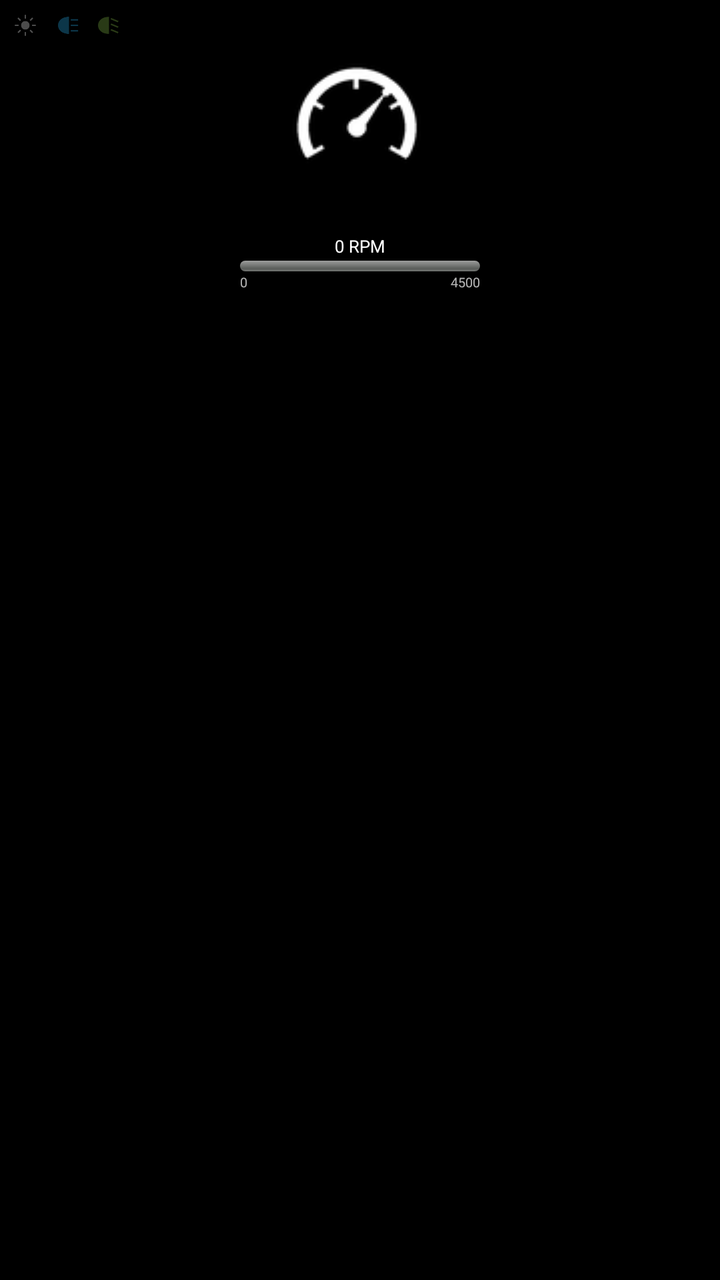
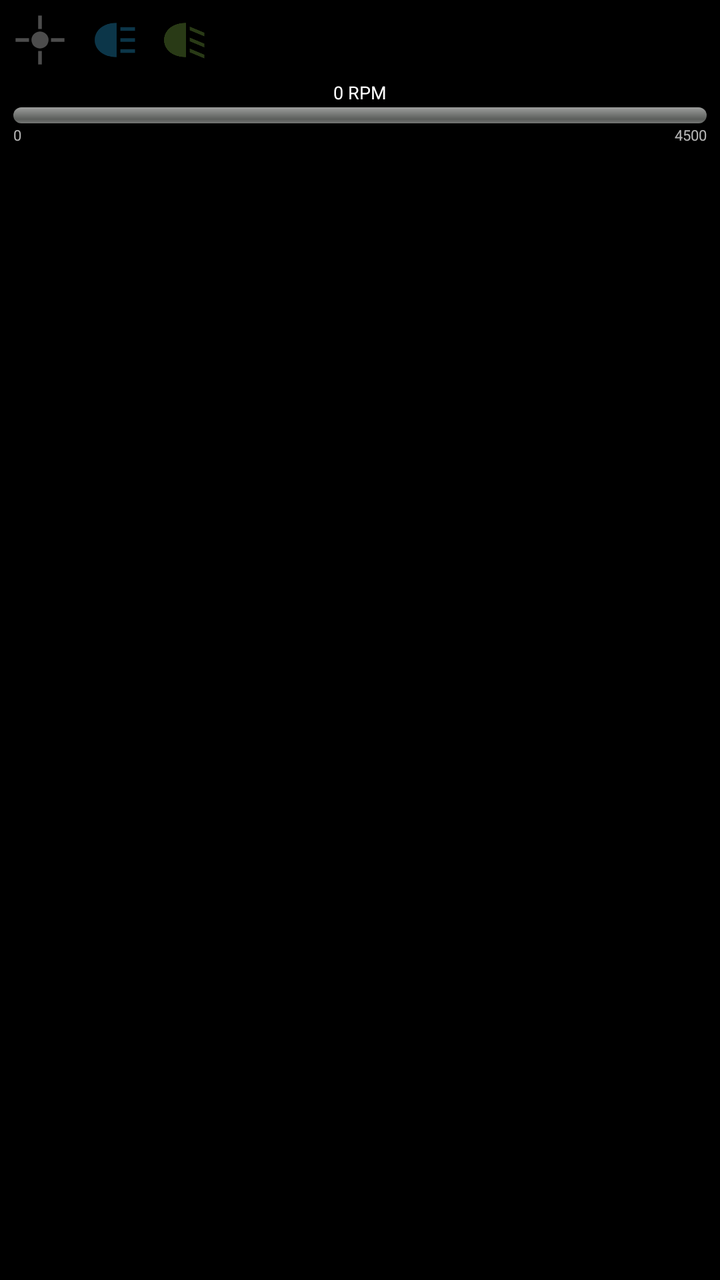

Compare the two renders of this Android layout. The source of the first and the diff that turns it into the second are given below.
<!-- AndroidManifest.xml: application theme FullscreenTheme -->
<!-- res/layout/mileage_layout.xml -->
<?xml version="1.0" encoding="utf-8"?>
<FrameLayout android:layout_width="match_parent" android:layout_height="match_parent"
  xmlns:android="http://schemas.android.com/apk/res/android">

    
    <LinearLayout android:layout_gravity="center" android:orientation="vertical" android:layout_width="wrap_content" android:layout_height="wrap_content">

        <LinearLayout android:gravity="center" android:orientation="horizontal" android:layout_width="match_parent" android:layout_height="wrap_content">
            <TextView android:textSize="30.0px" android:textColor="#ffff" android:id="@id/mileage" android:layout_width="wrap_content" android:layout_height="wrap_content" />
        </LinearLayout>

        <LinearLayout android:gravity="center" android:orientation="horizontal" android:layout_width="match_parent" android:layout_height="wrap_content" android:layout_marginTop="30.0px">
            <ImageView android:layout_width="wrap_content" android:layout_height="wrap_content" android:src="@drawable/icon_speed" />
            <TextView android:textSize="30.0px" android:textColor="#ffff" android:id="@id/speed" android:layout_width="wrap_content" android:layout_height="wrap_content" android:layout_marginLeft="10.0px" />
        </LinearLayout>

        
        <LinearLayout android:orientation="vertical" android:layout_width="360.0px" android:layout_height="wrap_content" android:layout_gravity="center_horizontal" android:layout_marginTop="40.0px">
            <TextView android:id="@id/rpm_value" android:textSize="26.0px" android:textColor="#ffff" android:gravity="center" android:layout_width="match_parent" android:layout_height="wrap_content" android:text="0 RPM" />
            <ProgressBar style="@android:style/Widget.ProgressBar.Horizontal" android:id="@id/rpm_bar" android:layout_width="match_parent" android:layout_height="16.0px" android:layout_marginTop="4.0px" android:max="4500" android:progress="0" android:progressTint="#ffd50000" android:backgroundTint="#40ffffff" />
            <LinearLayout android:orientation="horizontal" android:layout_width="match_parent" android:layout_height="wrap_content" android:layout_marginTop="2.0px">
                <TextView android:textSize="20.0px" android:textColor="#b3ffffff" android:layout_width="wrap_content" android:layout_height="wrap_content" android:text="0" />
                <View android:layout_width="0.0px" android:layout_height="wrap_content" android:layout_weight="1.0" />
                <TextView android:textSize="20.0px" android:textColor="#b3ffffff" android:layout_width="wrap_content" android:layout_height="wrap_content" android:text="4500" />
            </LinearLayout>
        </LinearLayout>

        
        <ImageView android:id="@id/steering_wheel" android:layout_width="120.0px" android:layout_height="120.0px" android:layout_gravity="center_horizontal" android:layout_marginTop="30.0px" android:src="@drawable/icon_steering_wheel" />

    </LinearLayout>

    
    <LinearLayout android:layout_gravity="top|left" android:orientation="horizontal" android:layout_width="wrap_content" android:layout_height="wrap_content" android:padding="16.0px">
        <ImageView android:id="@id/img_pos_light" android:layout_width="44.0px" android:layout_height="44.0px" android:alpha="0.3" android:src="@drawable/icon_pos_light" />
        <ImageView android:id="@id/img_high_beam" android:layout_width="44.0px" android:layout_height="44.0px" android:layout_marginLeft="16.0px" android:alpha="0.3" android:src="@drawable/icon_high_beam" />
        <ImageView android:id="@id/img_low_beam" android:layout_width="44.0px" android:layout_height="44.0px" android:layout_marginLeft="16.0px" android:alpha="0.3" android:src="@drawable/icon_low_beam" />
    </LinearLayout>

</FrameLayout>
<!-- resources referenced by this layout -->
<resources>
  <!-- drawable icon_high_beam (drawable) -->
  <?xml version="1.0" encoding="utf-8"?>
  <vector xmlns:android="http://schemas.android.com/apk/res/android"
      android:width="48px"
      android:height="48px"
      android:viewportWidth="48"
      android:viewportHeight="48">
      
      <path
          android:fillColor="#FF29B6F6"
          android:pathData="M30,10 L30,38 C6,38 6,10 30,10 Z" />
      
      <path android:strokeColor="#FF29B6F6" android:strokeWidth="2.5" android:pathData="M33,15 L45,15" />
      <path android:strokeColor="#FF29B6F6" android:strokeWidth="2.5" android:pathData="M33,24 L45,24" />
      <path android:strokeColor="#FF29B6F6" android:strokeWidth="2.5" android:pathData="M33,33 L45,33" />
  </vector>
  <!-- drawable icon_low_beam (drawable) -->
  <?xml version="1.0" encoding="utf-8"?>
  <vector xmlns:android="http://schemas.android.com/apk/res/android"
      android:width="48px"
      android:height="48px"
      android:viewportWidth="48"
      android:viewportHeight="48">
      
      <path
          android:fillColor="#FF8BC34A"
          android:pathData="M30,10 L30,38 C6,38 6,10 30,10 Z" />
      
      <path android:strokeColor="#FF8BC34A" android:strokeWidth="2.5" android:pathData="M33,13 L45,18" />
      <path android:strokeColor="#FF8BC34A" android:strokeWidth="2.5" android:pathData="M33,22 L45,27" />
      <path android:strokeColor="#FF8BC34A" android:strokeWidth="2.5" android:pathData="M33,31 L45,36" />
  </vector>
  <!-- drawable icon_pos_light (drawable) -->
  <?xml version="1.0" encoding="utf-8"?>
  <vector xmlns:android="http://schemas.android.com/apk/res/android"
      android:width="48px"
      android:height="48px"
      android:viewportWidth="48"
      android:viewportHeight="48">
      
      <path
          android:fillColor="#FFFFFFFF"
          android:pathData="M24,17 A7,7 0 1,0 24.01,17 Z" />
      
      <path android:strokeColor="#FFFFFFFF" android:strokeWidth="2.5" android:pathData="M35,24 L41,24" />
      <path android:strokeColor="#FFFFFFFF" android:strokeWidth="2.5" android:pathData="M13,24 L7,24" />
      <path android:strokeColor="#FFFFFFFF" android:strokeWidth="2.5" android:pathData="M24,35 L24,41" />
      <path android:strokeColor="#FFFFFFFF" android:strokeWidth="2.5" android:pathData="M24,13 L24,7" />
      <path android:strokeColor="#FFFFFFFF" android:strokeWidth="2.5" android:pathData="M31.8,31.8 L36,36" />
      <path android:strokeColor="#FFFFFFFF" android:strokeWidth="2.5" android:pathData="M16.2,16.2 L12,12" />
      <path android:strokeColor="#FFFFFFFF" android:strokeWidth="2.5" android:pathData="M31.8,16.2 L36,12" />
      <path android:strokeColor="#FFFFFFFF" android:strokeWidth="2.5" android:pathData="M16.2,31.8 L12,36" />
  </vector>
  <!-- drawable icon_steering_wheel (drawable) -->
  <?xml version="1.0" encoding="utf-8"?>
  <vector xmlns:android="http://schemas.android.com/apk/res/android"
      android:width="48px"
      android:height="48px"
      android:viewportWidth="48"
      android:viewportHeight="48">
      
      <path
          android:strokeColor="#FFFFFFFF"
          android:strokeWidth="3"
          android:pathData="M24,4 A20,20 0 1,0 24.01,4 Z" />
      
      <path android:strokeColor="#FFFFFFFF" android:strokeWidth="3" android:pathData="M8,24 L19,24" />
      <path android:strokeColor="#FFFFFFFF" android:strokeWidth="3" android:pathData="M29,24 L40,24" />
      <path android:strokeColor="#FFFFFFFF" android:strokeWidth="3" android:pathData="M24,29 L24,40" />
      
      <path
          android:fillColor="#FFFFFFFF"
          android:pathData="M24,19 A5,5 0 1,0 24.01,19 Z" />
      
      <path
          android:fillColor="#FFFFFFFF"
          android:pathData="M24,2 L20,9 L28,9 Z" />
  </vector>
  <!-- unchanged entries left out for length: 2 -->
</resources>

<!-- the commit's change to res/layout/mileage_layout.xml (unified diff, before → after) -->
@@ -1,40 +1,35 @@
 <?xml version="1.0" encoding="utf-8"?>
-<FrameLayout android:layout_width="match_parent" android:layout_height="match_parent"
+<LinearLayout android:orientation="vertical" android:layout_width="match_parent" android:layout_height="match_parent"
   xmlns:android="http://schemas.android.com/apk/res/android">
 
     
-    <LinearLayout android:layout_gravity="center" android:orientation="vertical" android:layout_width="wrap_content" android:layout_height="wrap_content">
+    <LinearLayout android:orientation="horizontal" android:layout_width="wrap_content" android:layout_height="wrap_content" android:padding="16.0px">
+        <ImageView android:id="@id/img_pos_light" android:layout_width="88.0px" android:layout_height="88.0px" android:alpha="0.3" android:src="@drawable/icon_pos_light" />
+        <ImageView android:id="@id/img_high_beam" android:layout_width="88.0px" android:layout_height="88.0px" android:layout_marginLeft="16.0px" android:alpha="0.3" android:src="@drawable/icon_high_beam" />
+        <ImageView android:id="@id/img_low_beam" android:layout_width="88.0px" android:layout_height="88.0px" android:layout_marginLeft="16.0px" android:alpha="0.3" android:src="@drawable/icon_low_beam" />
+    </LinearLayout>
 
-        <LinearLayout android:gravity="center" android:orientation="horizontal" android:layout_width="match_parent" android:layout_height="wrap_content">
-            <TextView android:textSize="30.0px" android:textColor="#ffff" android:id="@id/mileage" android:layout_width="wrap_content" android:layout_height="wrap_content" />
+    
+    <LinearLayout android:orientation="vertical" android:gravity="center" android:layout_width="match_parent" android:layout_height="0.0px" android:layout_weight="1.0">
+
+        <ImageView android:id="@id/tyre_angle" android:layout_width="120.0px" android:layout_height="120.0px" android:layout_gravity="center_horizontal" android:src="@drawable/icon_tyre_angle" />
+
+        <LinearLayout android:gravity="center" android:orientation="horizontal" android:layout_width="wrap_content" android:layout_height="wrap_content" android:layout_marginTop="24.0px">
+            <ImageView android:layout_width="wrap_content" android:layout_height="wrap_content" android:src="@drawable/icon_speed" />
+            <TextView android:textSize="31.0px" android:textColor="#ffff" android:id="@id/speed" android:layout_width="wrap_content" android:layout_height="wrap_content" android:layout_marginLeft="10.0px" />
         </LinearLayout>
-
-        <LinearLayout android:gravity="center" android:orientation="horizontal" android:layout_width="match_parent" android:layout_height="wrap_content" android:layout_marginTop="30.0px">
-            <ImageView android:layout_width="wrap_content" android:layout_height="wrap_content" android:src="@drawable/icon_speed" />
-            <TextView android:textSize="30.0px" android:textColor="#ffff" android:id="@id/speed" android:layout_width="wrap_content" android:layout_height="wrap_content" android:layout_marginLeft="10.0px" />
-        </LinearLayout>
-
-        
-        <LinearLayout android:orientation="vertical" android:layout_width="360.0px" android:layout_height="wrap_content" android:layout_gravity="center_horizontal" android:layout_marginTop="40.0px">
-            <TextView android:id="@id/rpm_value" android:textSize="26.0px" android:textColor="#ffff" android:gravity="center" android:layout_width="match_parent" android:layout_height="wrap_content" android:text="0 RPM" />
-            <ProgressBar style="@android:style/Widget.ProgressBar.Horizontal" android:id="@id/rpm_bar" android:layout_width="match_parent" android:layout_height="16.0px" android:layout_marginTop="4.0px" android:max="4500" android:progress="0" android:progressTint="#ffd50000" android:backgroundTint="#40ffffff" />
-            <LinearLayout android:orientation="horizontal" android:layout_width="match_parent" android:layout_height="wrap_content" android:layout_marginTop="2.0px">
-                <TextView android:textSize="20.0px" android:textColor="#b3ffffff" android:layout_width="wrap_content" android:layout_height="wrap_content" android:text="0" />
-                <View android:layout_width="0.0px" android:layout_height="wrap_content" android:layout_weight="1.0" />
-                <TextView android:textSize="20.0px" android:textColor="#b3ffffff" android:layout_width="wrap_content" android:layout_height="wrap_content" android:text="4500" />
-            </LinearLayout>
-        </LinearLayout>
-
-        
-        <ImageView android:id="@id/steering_wheel" android:layout_width="120.0px" android:layout_height="120.0px" android:layout_gravity="center_horizontal" android:layout_marginTop="30.0px" android:src="@drawable/icon_steering_wheel" />
 
     </LinearLayout>
 
     
-    <LinearLayout android:layout_gravity="top|left" android:orientation="horizontal" android:layout_width="wrap_content" android:layout_height="wrap_content" android:padding="16.0px">
-        <ImageView android:id="@id/img_pos_light" android:layout_width="44.0px" android:layout_height="44.0px" android:alpha="0.3" android:src="@drawable/icon_pos_light" />
-        <ImageView android:id="@id/img_high_beam" android:layout_width="44.0px" android:layout_height="44.0px" android:layout_marginLeft="16.0px" android:alpha="0.3" android:src="@drawable/icon_high_beam" />
-        <ImageView android:id="@id/img_low_beam" android:layout_width="44.0px" android:layout_height="44.0px" android:layout_marginLeft="16.0px" android:alpha="0.3" android:src="@drawable/icon_low_beam" />
+    <LinearLayout android:orientation="vertical" android:layout_width="match_parent" android:layout_height="wrap_content" android:layout_marginLeft="20.0px" android:layout_marginRight="20.0px" android:layout_marginBottom="16.0px">
+        <TextView android:id="@id/rpm_value" android:textSize="27.0px" android:textColor="#ffff" android:gravity="center" android:layout_width="match_parent" android:layout_height="wrap_content" android:text="0 RPM" />
+        <ProgressBar style="@android:style/Widget.ProgressBar.Horizontal" android:id="@id/rpm_bar" android:layout_width="match_parent" android:layout_height="24.0px" android:layout_marginTop="4.0px" android:max="4500" android:progress="0" android:progressTint="#ffd50000" android:backgroundTint="#40ffffff" />
+        <LinearLayout android:orientation="horizontal" android:layout_width="match_parent" android:layout_height="wrap_content" android:layout_marginTop="2.0px">
+            <TextView android:textSize="22.0px" android:textColor="#b3ffffff" android:layout_width="wrap_content" android:layout_height="wrap_content" android:text="0" />
+            <View android:layout_width="0.0px" android:layout_height="wrap_content" android:layout_weight="1.0" />
+            <TextView android:textSize="22.0px" android:textColor="#b3ffffff" android:layout_width="wrap_content" android:layout_height="wrap_content" android:text="4500" />
+        </LinearLayout>
     </LinearLayout>
 
-</FrameLayout>
+</LinearLayout>
<!-- resource entries referenced after the edit -->
@@ -8,13 +8,11 @@
       android:viewportWidth="48"
       android:viewportHeight="48">
       
-      <path
-          android:fillColor="#FF29B6F6"
-          android:pathData="M30,10 L30,38 C6,38 6,10 30,10 Z" />
+      <path android:fillColor="#FF29B6F6" android:pathData="M30,10 L30,38 C6,38 6,10 30,10 Z" />
       
-      <path android:strokeColor="#FF29B6F6" android:strokeWidth="2.5" android:pathData="M33,15 L45,15" />
-      <path android:strokeColor="#FF29B6F6" android:strokeWidth="2.5" android:pathData="M33,24 L45,24" />
-      <path android:strokeColor="#FF29B6F6" android:strokeWidth="2.5" android:pathData="M33,33 L45,33" />
+      <path android:fillColor="#FF29B6F6" android:pathData="M33,13.5 L45,13.5 L45,16.5 L33,16.5 Z" />
+      <path android:fillColor="#FF29B6F6" android:pathData="M33,22.5 L45,22.5 L45,25.5 L33,25.5 Z" />
+      <path android:fillColor="#FF29B6F6" android:pathData="M33,31.5 L45,31.5 L45,34.5 L33,34.5 Z" />
   </vector>
   <!-- drawable icon_low_beam (drawable) -->
   <?xml version="1.0" encoding="utf-8"?>
@@ -24,13 +22,11 @@
       android:viewportWidth="48"
       android:viewportHeight="48">
       
-      <path
-          android:fillColor="#FF8BC34A"
-          android:pathData="M30,10 L30,38 C6,38 6,10 30,10 Z" />
+      <path android:fillColor="#FF8BC34A" android:pathData="M30,10 L30,38 C6,38 6,10 30,10 Z" />
       
-      <path android:strokeColor="#FF8BC34A" android:strokeWidth="2.5" android:pathData="M33,13 L45,18" />
-      <path android:strokeColor="#FF8BC34A" android:strokeWidth="2.5" android:pathData="M33,22 L45,27" />
-      <path android:strokeColor="#FF8BC34A" android:strokeWidth="2.5" android:pathData="M33,31 L45,36" />
+      <path android:fillColor="#FF8BC34A" android:pathData="M33,13 L45,18 L45,21 L33,16 Z" />
+      <path android:fillColor="#FF8BC34A" android:pathData="M33,22 L45,27 L45,30 L33,25 Z" />
+      <path android:fillColor="#FF8BC34A" android:pathData="M33,31 L45,36 L45,39 L33,34 Z" />
   </vector>
   <!-- drawable icon_pos_light (drawable) -->
   <?xml version="1.0" encoding="utf-8"?>
@@ -40,20 +36,14 @@
       android:viewportWidth="48"
       android:viewportHeight="48">
       
-      <path
-          android:fillColor="#FFFFFFFF"
-          android:pathData="M24,17 A7,7 0 1,0 24.01,17 Z" />
+      <path android:fillColor="#FFFFFFFF" android:pathData="M24,17 A7,7 0 1,0 24.01,17 Z" />
       
-      <path android:strokeColor="#FFFFFFFF" android:strokeWidth="2.5" android:pathData="M35,24 L41,24" />
-      <path android:strokeColor="#FFFFFFFF" android:strokeWidth="2.5" android:pathData="M13,24 L7,24" />
-      <path android:strokeColor="#FFFFFFFF" android:strokeWidth="2.5" android:pathData="M24,35 L24,41" />
-      <path android:strokeColor="#FFFFFFFF" android:strokeWidth="2.5" android:pathData="M24,13 L24,7" />
-      <path android:strokeColor="#FFFFFFFF" android:strokeWidth="2.5" android:pathData="M31.8,31.8 L36,36" />
-      <path android:strokeColor="#FFFFFFFF" android:strokeWidth="2.5" android:pathData="M16.2,16.2 L12,12" />
-      <path android:strokeColor="#FFFFFFFF" android:strokeWidth="2.5" android:pathData="M31.8,16.2 L36,12" />
-      <path android:strokeColor="#FFFFFFFF" android:strokeWidth="2.5" android:pathData="M16.2,31.8 L12,36" />
+      <path android:fillColor="#FFFFFFFF" android:pathData="M33,22.5 L44,22.5 L44,25.5 L33,25.5 Z" />
+      <path android:fillColor="#FFFFFFFF" android:pathData="M4,22.5 L15,22.5 L15,25.5 L4,25.5 Z" />
+      <path android:fillColor="#FFFFFFFF" android:pathData="M22.5,4 L25.5,4 L25.5,15 L22.5,15 Z" />
+      <path android:fillColor="#FFFFFFFF" android:pathData="M22.5,33 L25.5,33 L25.5,44 L22.5,44 Z" />
   </vector>
-  <!-- drawable icon_steering_wheel (drawable) -->
+  <!-- drawable icon_tyre_angle (drawable) -->
   <?xml version="1.0" encoding="utf-8"?>
   <vector xmlns:android="http://schemas.android.com/apk/res/android"
       android:width="48px"
@@ -61,22 +51,11 @@
       android:viewportWidth="48"
       android:viewportHeight="48">
       
-      <path
-          android:strokeColor="#FFFFFFFF"
-          android:strokeWidth="3"
-          android:pathData="M24,4 A20,20 0 1,0 24.01,4 Z" />
+      <path android:fillColor="#FFFFFFFF" android:pathData="M12,21 L36,21 L36,27 L12,27 Z" />
       
-      <path android:strokeColor="#FFFFFFFF" android:strokeWidth="3" android:pathData="M8,24 L19,24" />
-      <path android:strokeColor="#FFFFFFFF" android:strokeWidth="3" android:pathData="M29,24 L40,24" />
-      <path android:strokeColor="#FFFFFFFF" android:strokeWidth="3" android:pathData="M24,29 L24,40" />
+      <path android:fillColor="#FFFFFFFF" android:pathData="M7,13 Q7,8 12,8 Q17,8 17,13 L17,35 Q17,40 12,40 Q7,40 7,35 Z" />
       
-      <path
-          android:fillColor="#FFFFFFFF"
-          android:pathData="M24,19 A5,5 0 1,0 24.01,19 Z" />
-      
-      <path
-          android:fillColor="#FFFFFFFF"
-          android:pathData="M24,2 L20,9 L28,9 Z" />
+      <path android:fillColor="#FFFFFFFF" android:pathData="M31,13 Q31,8 36,8 Q41,8 41,13 L41,35 Q41,40 36,40 Q31,40 31,35 Z" />
   </vector>
   <!-- unchanged entries left out for length: 2 -->
 </resources>
